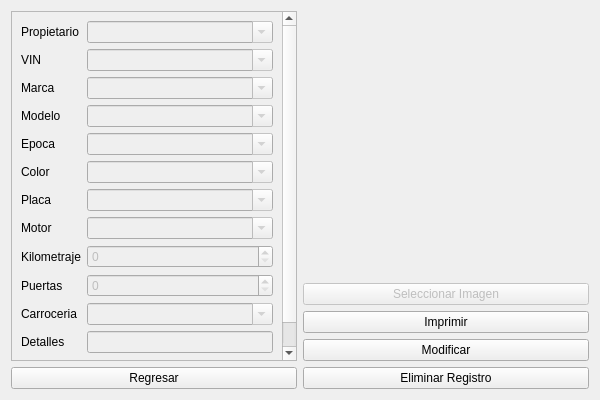
Old version of the form ui/infodialog.ui in the repository Abysmal683/proyecto-inventario-de-autos.
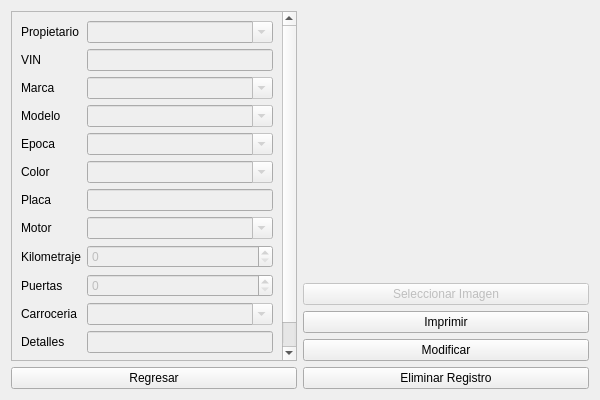
New version of the form. Icons and pictures are not drawn.

Commit message: ya se esta codificando el infodialog

```diff
--- a/ui/infodialog.ui
+++ b/ui/infodialog.ui
@@ -37,7 +37,7 @@
         <property name="geometry">
          <rect>
           <x>0</x>
-          <y>0</y>
+          <y>-81</y>
           <width>270</width>
           <height>427</height>
          </rect>
@@ -261,25 +261,6 @@
            </property>
           </widget>
          </item>
-         <item row="6" column="1">
-          <widget class="QComboBox" name="comboBoxPlaca">
-           <property name="enabled">
-            <bool>false</bool>
-           </property>
-           <property name="sizePolicy">
-            <sizepolicy hsizetype="MinimumExpanding" vsizetype="Fixed">
-             <horstretch>0</horstretch>
-             <verstretch>0</verstretch>
-            </sizepolicy>
-           </property>
-           <property name="editable">
-            <bool>true</bool>
-           </property>
-           <property name="maxVisibleItems">
-            <number>5</number>
-           </property>
-          </widget>
-         </item>
          <item row="5" column="1">
           <widget class="QComboBox" name="comboBoxColor">
            <property name="enabled">
@@ -356,25 +337,6 @@
            </property>
           </widget>
          </item>
-         <item row="1" column="1">
-          <widget class="QComboBox" name="comboBoxVin">
-           <property name="enabled">
-            <bool>false</bool>
-           </property>
-           <property name="sizePolicy">
-            <sizepolicy hsizetype="MinimumExpanding" vsizetype="Fixed">
-             <horstretch>0</horstretch>
-             <verstretch>0</verstretch>
-            </sizepolicy>
-           </property>
-           <property name="editable">
-            <bool>true</bool>
-           </property>
-           <property name="maxVisibleItems">
-            <number>5</number>
-           </property>
-          </widget>
-         </item>
          <item row="0" column="1">
           <widget class="QComboBox" name="comboBoxPropietario">
            <property name="enabled">
@@ -411,6 +373,26 @@
            </property>
           </widget>
          </item>
+         <item row="1" column="1">
+          <widget class="QLineEdit" name="lineEditVin">
+           <property name="enabled">
+            <bool>false</bool>
+           </property>
+           <property name="clearButtonEnabled">
+            <bool>true</bool>
+           </property>
+          </widget>
+         </item>
+         <item row="6" column="1">
+          <widget class="QLineEdit" name="lineEditMatricula">
+           <property name="enabled">
+            <bool>false</bool>
+           </property>
+           <property name="clearButtonEnabled">
+            <bool>true</bool>
+           </property>
+          </widget>
+         </item>
         </layout>
        </widget>
       </widget>
@@ -435,11 +417,23 @@
      <item alignment="Qt::AlignmentFlag::AlignHCenter|Qt::AlignmentFlag::AlignVCenter">
       <widget class="QLabel" name="labelImagen">
        <property name="sizePolicy">
-        <sizepolicy hsizetype="MinimumExpanding" vsizetype="Expanding">
+        <sizepolicy hsizetype="Expanding" vsizetype="Expanding">
          <horstretch>0</horstretch>
          <verstretch>0</verstretch>
         </sizepolicy>
        </property>
+       <property name="minimumSize">
+        <size>
+         <width>150</width>
+         <height>150</height>
+        </size>
+       </property>
+       <property name="maximumSize">
+        <size>
+         <width>250</width>
+         <height>250</height>
+        </size>
+       </property>
        <property name="text">
         <string/>
        </property>
```
The commit also changes 4 other files.
